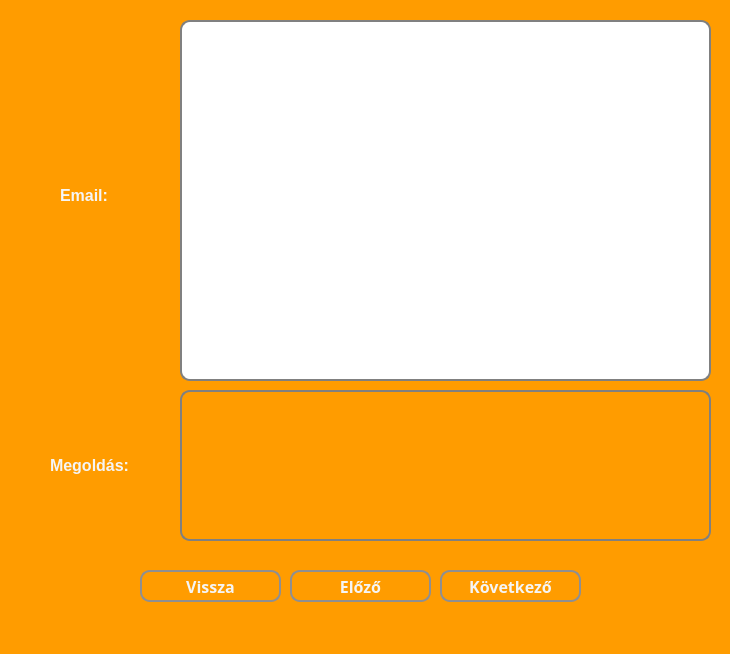
pkristof1999/Szakdolgozat, file src/main/resources/ui/yellow/yellowSolutionScreenForEmail.ui: the form before one commit.
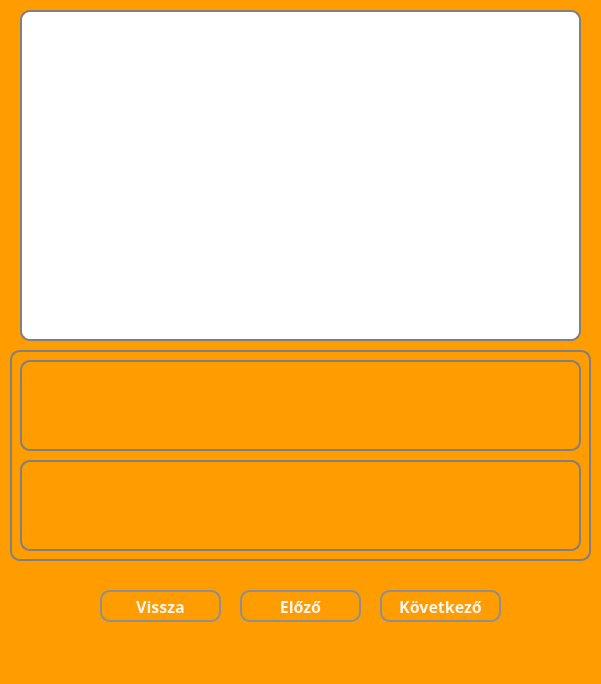
The form after the commit.

Commit message: Megoldókulcs kinézetének megváltoztatása

What changed in the file:
```diff
--- a/src/main/resources/ui/yellow/yellowSolutionScreenForEmail.ui
+++ b/src/main/resources/ui/yellow/yellowSolutionScreenForEmail.ui
@@ -6,8 +6,8 @@
    <rect>
     <x>0</x>
     <y>0</y>
-    <width>730</width>
-    <height>654</height>
+    <width>601</width>
+    <height>684</height>
    </rect>
   </property>
   <property name="windowTitle">
@@ -24,10 +24,10 @@
    <widget class="QWidget" name="widget" native="true">
     <property name="geometry">
      <rect>
-      <x>-10</x>
+      <x>0</x>
       <y>0</y>
-      <width>741</width>
-      <height>621</height>
+      <width>601</width>
+      <height>651</height>
      </rect>
     </property>
     <property name="styleSheet">
@@ -40,9 +40,9 @@
     <widget class="QPushButton" name="nextButton">
      <property name="geometry">
       <rect>
-       <x>450</x>
-       <y>570</y>
-       <width>141</width>
+       <x>380</x>
+       <y>590</y>
+       <width>121</width>
        <height>32</height>
       </rect>
      </property>
@@ -76,10 +76,10 @@
      </property>
      <property name="geometry">
       <rect>
-       <x>190</x>
-       <y>20</y>
-       <width>531</width>
-       <height>361</height>
+       <x>20</x>
+       <y>10</y>
+       <width>561</width>
+       <height>331</height>
       </rect>
      </property>
      <property name="font">
@@ -120,9 +120,9 @@
     <widget class="QPushButton" name="backButton">
      <property name="geometry">
       <rect>
-       <x>150</x>
-       <y>570</y>
-       <width>141</width>
+       <x>100</x>
+       <y>590</y>
+       <width>121</width>
        <height>32</height>
       </rect>
      </property>
@@ -153,9 +153,9 @@
     <widget class="QPushButton" name="previousButton">
      <property name="geometry">
       <rect>
-       <x>300</x>
-       <y>570</y>
-       <width>141</width>
+       <x>240</x>
+       <y>590</y>
+       <width>121</width>
        <height>32</height>
       </rect>
      </property>
@@ -183,40 +183,50 @@
       <string>Előző</string>
      </property>
     </widget>
-    <widget class="QLabel" name="questionLabel">
+    <widget class="QLabel" name="answerBox">
+     <property name="enabled">
+      <bool>true</bool>
+     </property>
      <property name="geometry">
       <rect>
-       <x>70</x>
-       <y>160</y>
-       <width>101</width>
-       <height>71</height>
+       <x>10</x>
+       <y>350</y>
+       <width>581</width>
+       <height>211</height>
       </rect>
      </property>
+     <property name="font">
+      <font>
+       <family>Corbel</family>
+       <pointsize>12</pointsize>
+       <bold>true</bold>
+      </font>
+     </property>
+     <property name="layoutDirection">
+      <enum>Qt::LeftToRight</enum>
+     </property>
      <property name="styleSheet">
       <string notr="true">* {
-	color: whitesmoke;
+	border: 2px solid grey;
+	border-radius: 10px;
+	font-size: 12pt;
+	color: grey;
 }</string>
      </property>
+     <property name="frameShape">
+      <enum>QFrame::NoFrame</enum>
+     </property>
      <property name="text">
-      <string>Email:</string>
+      <string/>
      </property>
-    </widget>
-    <widget class="QLabel" name="answerLabel">
-     <property name="geometry">
-      <rect>
-       <x>60</x>
-       <y>430</y>
-       <width>101</width>
-       <height>71</height>
-      </rect>
+     <property name="textFormat">
+      <enum>Qt::PlainText</enum>
      </property>
-     <property name="styleSheet">
-      <string notr="true">* {
-	color: whitesmoke;
-}</string>
+     <property name="scaledContents">
+      <bool>true</bool>
      </property>
-     <property name="text">
-      <string>Megoldás:</string>
+     <property name="alignment">
+      <set>Qt::AlignCenter</set>
      </property>
     </widget>
     <widget class="QLabel" name="answerField">
@@ -225,10 +235,56 @@
      </property>
      <property name="geometry">
       <rect>
-       <x>190</x>
-       <y>390</y>
-       <width>531</width>
-       <height>151</height>
+       <x>20</x>
+       <y>360</y>
+       <width>561</width>
+       <height>91</height>
+      </rect>
+     </property>
+     <property name="font">
+      <font>
+       <family>Corbel</family>
+       <pointsize>12</pointsize>
+       <bold>true</bold>
+      </font>
+     </property>
+     <property name="layoutDirection">
+      <enum>Qt::LeftToRight</enum>
+     </property>
+     <property name="styleSheet">
+      <string notr="true">* {
+	border: 2px solid grey;
+	border-radius: 10px;
+	font-size: 12pt;
+	color: whitesmoke;
+}</string>
+     </property>
+     <property name="frameShape">
+      <enum>QFrame::NoFrame</enum>
+     </property>
+     <property name="text">
+      <string/>
+     </property>
+     <property name="textFormat">
+      <enum>Qt::PlainText</enum>
+     </property>
+     <property name="scaledContents">
+      <bool>true</bool>
+     </property>
+     <property name="alignment">
+      <set>Qt::AlignCenter</set>
+     </property>
+    </widget>
+    <widget class="QLabel" name="userAnswerField">
+     <property name="enabled">
+      <bool>true</bool>
+     </property>
+     <property name="geometry">
+      <rect>
+       <x>20</x>
+       <y>460</y>
+       <width>561</width>
+       <height>91</height>
       </rect>
      </property>
      <property name="font">
```
The commit also changes 28 other files.
